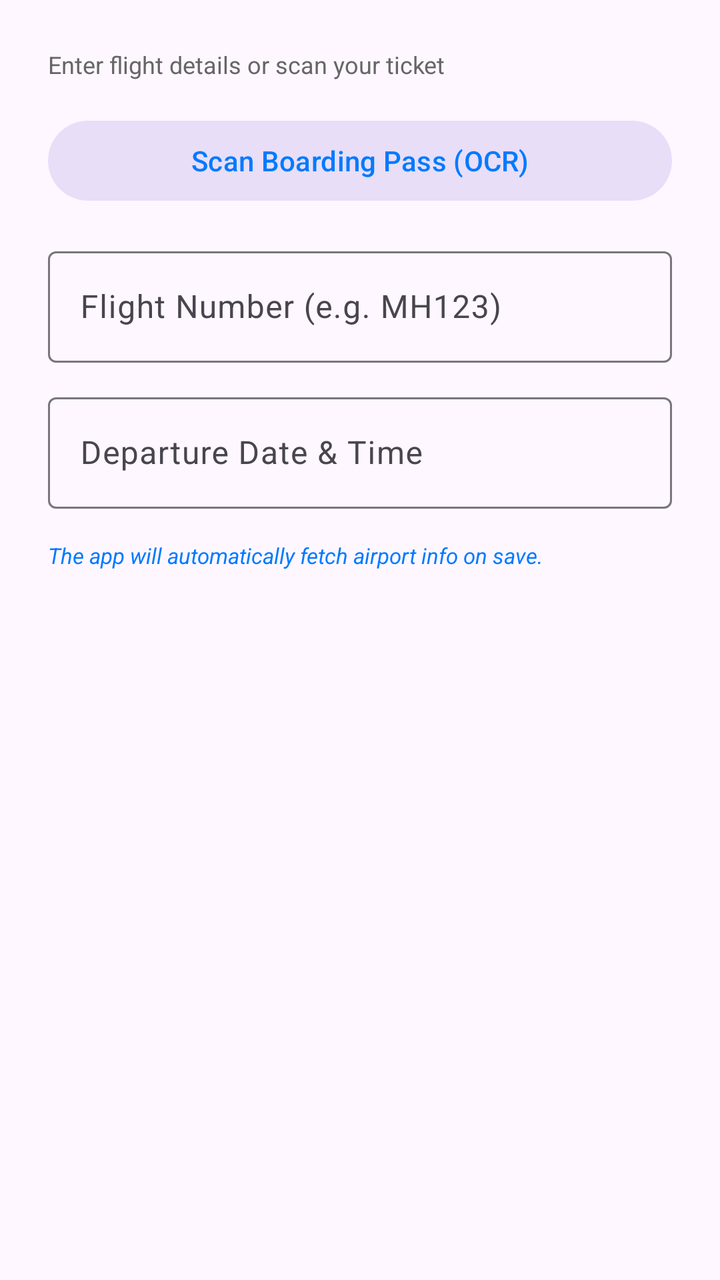
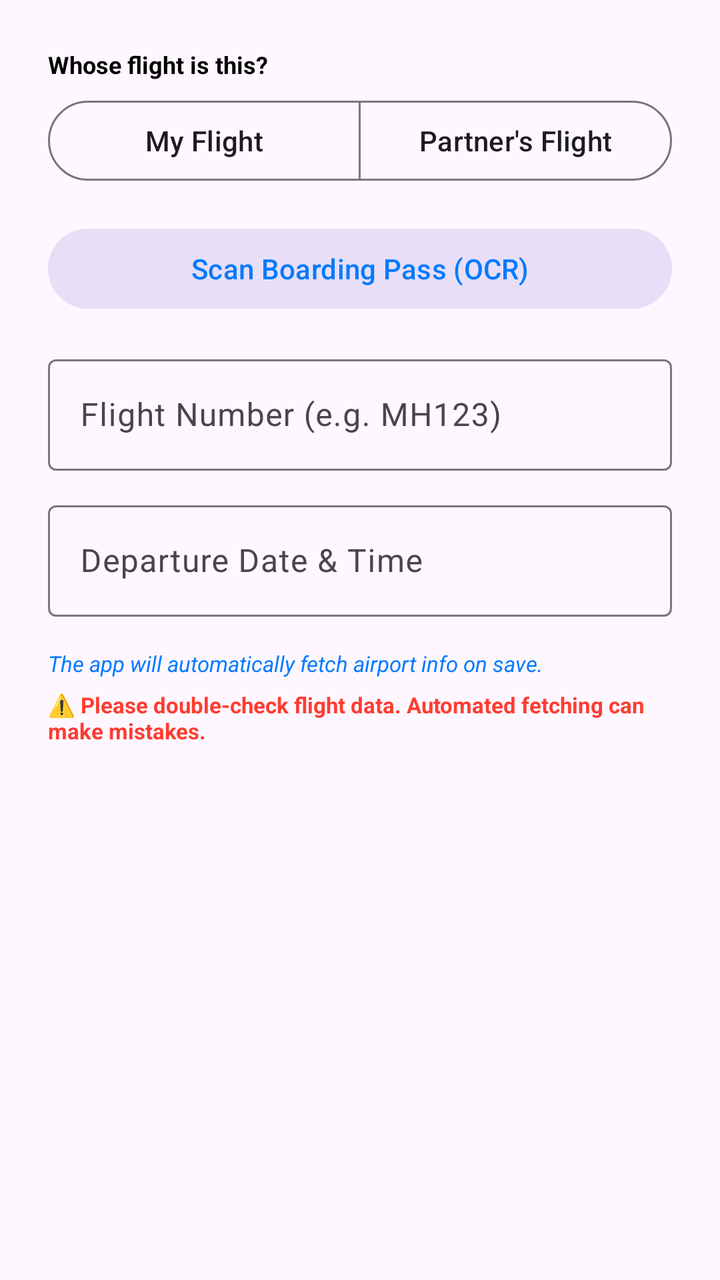

Before-and-after screenshots of an Android layout around one commit, followed by the original layout XML and the change that was made.
<!-- AndroidManifest.xml: application theme Theme.ProjectCecily -->
<!-- res/layout/dialog_add_flight.xml -->
<?xml version="1.0" encoding="utf-8"?>
<LinearLayout xmlns:android="http://schemas.android.com/apk/res/android"
    android:layout_width="match_parent"
    android:layout_height="wrap_content"
    android:orientation="vertical"
    android:padding="24dp">

    <TextView
        android:layout_width="wrap_content"
        android:layout_height="wrap_content"
        android:text="Enter flight details or scan your ticket"
        android:textColor="@color/text_secondary"
        android:textSize="12sp"
        android:layout_marginBottom="16dp"/>

    <Button
        android:id="@+id/btnScanTicket"
        style="@style/Widget.Material3.Button.TonalButton"
        android:layout_width="match_parent"
        android:layout_height="wrap_content"
        android:layout_marginBottom="16dp"
        android:text="Scan Boarding Pass (OCR)" />

    <com.google.android.material.textfield.TextInputLayout
        android:layout_width="match_parent"
        android:layout_height="wrap_content"
        android:hint="Flight Number (e.g. MH123)">
        <com.google.android.material.textfield.TextInputEditText
            android:id="@+id/etFlightNum"
            android:layout_width="match_parent"
            android:layout_height="wrap_content"
            android:inputType="textCapCharacters" />
    </com.google.android.material.textfield.TextInputLayout>

    <com.google.android.material.textfield.TextInputLayout
        android:layout_width="match_parent"
        android:layout_height="wrap_content"
        android:layout_marginTop="12dp"
        android:hint="Departure Date &amp; Time">
        <com.google.android.material.textfield.TextInputEditText
            android:id="@+id/etFlightDate"
            android:layout_width="match_parent"
            android:layout_height="wrap_content"
            android:focusable="false"
            android:clickable="true" />
    </com.google.android.material.textfield.TextInputLayout>

    <TextView
        android:layout_width="wrap_content"
        android:layout_height="wrap_content"
        android:layout_marginTop="16dp"
        android:text="The app will automatically fetch airport info on save."
        android:textColor="@color/nav_selected"
        android:textSize="11sp"
        android:textStyle="italic" />

</LinearLayout>
<!-- resources referenced by this layout -->
<resources>
  <color name="nav_selected">#007AFF</color>
  <color name="text_secondary">#666666</color>
  <style name="Theme.ProjectCecily" parent="Base.Theme.ProjectCecily" />
  <style name="Base.Theme.ProjectCecily" parent="Theme.Material3.DayNight.NoActionBar">
          
          <item name="colorPrimary">@color/nav_selected</item>
          <item name="windowActionBar">false</item>
          <item name="windowNoTitle">true</item>
  
          
          <item name="colorOnSecondaryContainer">@color/nav_selected</item>
      </style>
</resources>

<!-- the commit's change to res/layout/dialog_add_flight.xml (unified diff, before → after) -->
@@ -1,5 +1,6 @@
 <?xml version="1.0" encoding="utf-8"?>
 <LinearLayout xmlns:android="http://schemas.android.com/apk/res/android"
+    xmlns:app="http://schemas.android.com/apk/res-auto"
     android:layout_width="match_parent"
     android:layout_height="wrap_content"
     android:orientation="vertical"
@@ -8,10 +9,36 @@
     <TextView
         android:layout_width="wrap_content"
         android:layout_height="wrap_content"
-        android:text="Enter flight details or scan your ticket"
-        android:textColor="@color/text_secondary"
+        android:text="Whose flight is this?"
+        android:textColor="@color/text_primary"
         android:textSize="12sp"
-        android:layout_marginBottom="16dp"/>
+        android:textStyle="bold"
+        android:layout_marginBottom="6dp"/>
+
+    <com.google.android.material.button.MaterialButtonToggleGroup
+        android:id="@+id/toggleFlightOwner"
+        android:layout_width="match_parent"
+        android:layout_height="wrap_content"
+        android:layout_marginBottom="16dp"
+        app:singleSelection="true"
+        app:selectionRequired="true">
+
+        <Button
+            android:id="@+id/btnOwnerMe"
+            style="@style/Widget.Material3.Button.OutlinedButton"
+            android:layout_width="0dp"
+            android:layout_height="wrap_content"
+            android:layout_weight="1"
+            android:text="My Flight" />
+
+        <Button
+            android:id="@+id/btnOwnerPartner"
+            style="@style/Widget.Material3.Button.OutlinedButton"
+            android:layout_width="0dp"
+            android:layout_height="wrap_content"
+            android:layout_weight="1"
+            android:text="Partner's Flight" />
+    </com.google.android.material.button.MaterialButtonToggleGroup>
 
     <Button
         android:id="@+id/btnScanTicket"
@@ -54,4 +81,13 @@
         android:textSize="11sp"
         android:textStyle="italic" />
 
+    <TextView
+        android:layout_width="wrap_content"
+        android:layout_height="wrap_content"
+        android:layout_marginTop="6dp"
+        android:text="⚠️ Please double-check flight data. Automated fetching can make mistakes."
+        android:textColor="#FF3B30"
+        android:textSize="11sp"
+        android:textStyle="bold" />
+
 </LinearLayout>
<!-- resource entries referenced after the edit -->
@@ -1,7 +1,7 @@
 <!-- resources referenced by this layout -->
 <resources>
   <color name="nav_selected">#007AFF</color>
-  <color name="text_secondary">#666666</color>
+  <color name="text_primary">#000000</color>
   <style name="Theme.ProjectCecily" parent="Base.Theme.ProjectCecily" />
   <style name="Base.Theme.ProjectCecily" parent="Theme.Material3.DayNight.NoActionBar">
           
